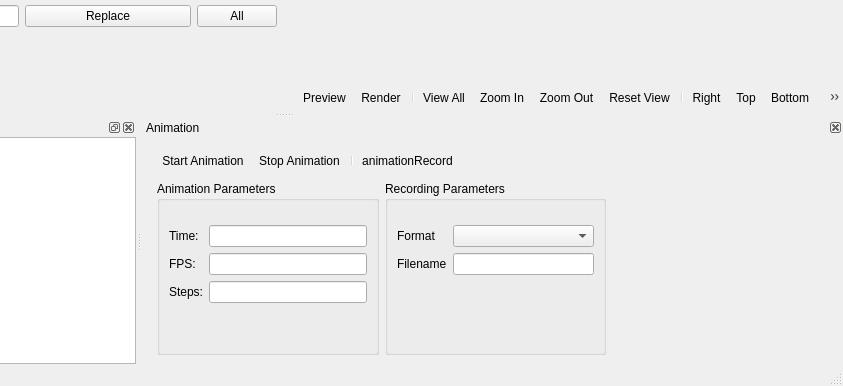
The window that src/MainWindow.ui (charlieyan/openscad) describes before a commit, drawn with Qt 5; both pictures show x 275 to 1118 and y 250 to 636 of the 1118 by 636 pixel window.
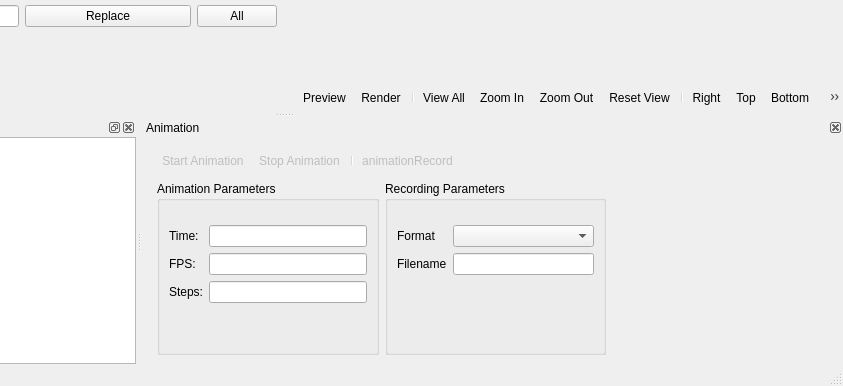
The same window after the commit. Icons and pictures are not drawn. Custom widgets are drawn as their Qt base class.

What changed in the file:
```diff
--- a/src/MainWindow.ui
+++ b/src/MainWindow.ui
@@ -1461,6 +1461,9 @@
    <property name="checkable">
     <bool>true</bool>
    </property>
+   <property name="enabled">
+    <bool>false</bool>
+   </property>
    <property name="icon">
     <iconset resource="../openscad.qrc">
      <normaloff>:/icons/player_play.png</normaloff>:/icons/player_play.png</iconset>
@@ -1473,6 +1476,9 @@
    </property>
   </action>
   <action name="actionAnimationStop">
+   <property name="enabled">
+    <bool>false</bool>
+   </property>
    <property name="icon">
     <iconset resource="../openscad.qrc">
      <normaloff>:/icons/player_stop.png</normaloff>:/icons/player_stop.png</iconset>
@@ -1488,6 +1494,9 @@
    <property name="checkable">
     <bool>true</bool>
    </property>
+   <property name="enabled">
+    <bool>false</bool>
+   </property>
    <property name="icon">
     <iconset resource="../openscad.qrc">
      <normaloff>:/icons/player_record.png</normaloff>:/icons/player_record.png</iconset>
```
Left out of the diff: 52 changed lines with no effect on the pictures.
